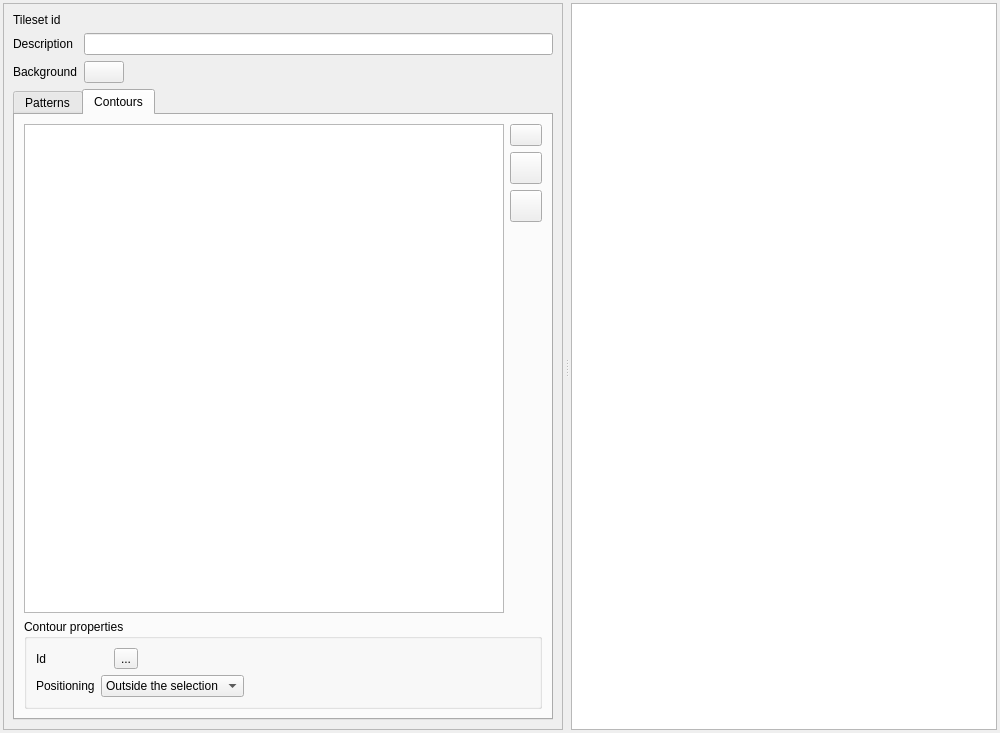
Before: the Qt Designer form src/widgets/tileset_editor.ui in Kangie/solarus, drawn with Qt 5.
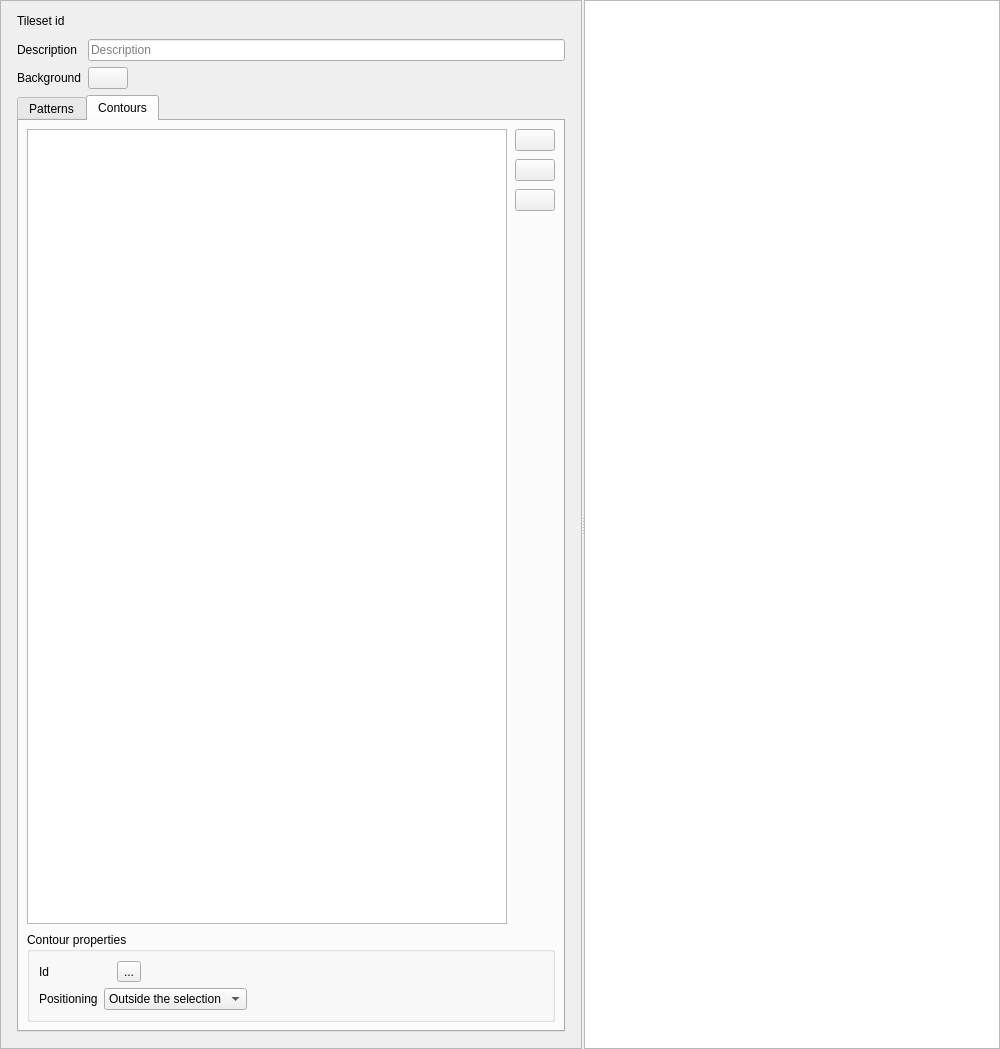
After: the same form once the commit is applied. The open tabs and pages were chosen to show the change. Icons and pictures are not drawn. Custom widgets are drawn as their Qt base class.

Diff of the .ui file:
```diff
--- a/src/widgets/tileset_editor.ui
+++ b/src/widgets/tileset_editor.ui
@@ -7,7 +7,7 @@
     <x>0</x>
     <y>0</y>
     <width>1000</width>
-    <height>733</height>
+    <height>1049</height>
    </rect>
   </property>
   <property name="windowTitle">
@@ -15,24 +15,24 @@
   </property>
   <layout class="QHBoxLayout" name="horizontalLayout">
    <property name="leftMargin">
-    <number>3</number>
+    <number>0</number>
    </property>
    <property name="topMargin">
-    <number>3</number>
+    <number>0</number>
    </property>
    <property name="rightMargin">
-    <number>3</number>
+    <number>0</number>
    </property>
    <property name="bottomMargin">
-    <number>3</number>
+    <number>0</number>
    </property>
    <item>
     <widget class="QSplitter" name="splitter">
      <property name="orientation">
-      <enum>Qt::Horizontal</enum>
+      <enum>Qt::Orientation::Horizontal</enum>
      </property>
      <property name="handleWidth">
-      <number>8</number>
+      <number>2</number>
      </property>
      <property name="childrenCollapsible">
       <bool>false</bool>
@@ -46,8 +46,8 @@
         <rect>
          <x>0</x>
          <y>0</y>
-         <width>596</width>
-         <height>725</height>
+         <width>600</width>
+         <height>1047</height>
         </rect>
        </property>
        <property name="sizePolicy">
@@ -56,30 +56,30 @@
          <verstretch>0</verstretch>
         </sizepolicy>
        </property>
-       <layout class="QVBoxLayout" name="verticalLayout_2">
+       <layout class="QVBoxLayout" name="verticalLayout_2" stretch="0,1">
         <property name="leftMargin">
-         <number>9</number>
+         <number>16</number>
         </property>
         <property name="topMargin">
-         <number>9</number>
+         <number>8</number>
         </property>
         <property name="rightMargin">
-         <number>9</number>
+         <number>16</number>
         </property>
         <property name="bottomMargin">
-         <number>9</number>
+         <number>16</number>
         </property>
         <item>
          <widget class="QWidget" name="tileset_properties_group_box" native="true">
           <property name="sizePolicy">
-           <sizepolicy hsizetype="Expanding" vsizetype="Fixed">
+           <sizepolicy hsizetype="Expanding" vsizetype="Minimum">
             <horstretch>0</horstretch>
             <verstretch>0</verstretch>
            </sizepolicy>
           </property>
           <layout class="QFormLayout" name="formLayout">
            <property name="fieldGrowthPolicy">
-            <enum>QFormLayout::AllNonFixedFieldsGrow</enum>
+            <enum>QFormLayout::FieldGrowthPolicy::AllNonFixedFieldsGrow</enum>
            </property>
            <property name="leftMargin">
             <number>0</number>
@@ -105,6 +105,12 @@
            </item>
            <item row="0" column="1">
             <widget class="QLabel" name="tileset_id_field">
+             <property name="minimumSize">
+              <size>
+               <width>0</width>
+               <height>24</height>
+              </size>
+             </property>
              <property name="toolTip">
               <string>Filename of the tileset (without extension)</string>
              </property>
@@ -112,7 +118,7 @@
               <string/>
              </property>
              <property name="textInteractionFlags">
-              <set>Qt::LinksAccessibleByMouse|Qt::TextSelectableByMouse</set>
+              <set>Qt::TextInteractionFlag::LinksAccessibleByMouse|Qt::TextInteractionFlag::TextSelectableByMouse</set>
              </property>
             </widget>
            </item>
@@ -137,9 +143,12 @@
              <property name="toolTip">
               <string>User-friendly description to show in the editor</string>
              </property>
+             <property name="placeholderText">
+              <string>Description</string>
+             </property>
             </widget>
            </item>
-           <item row="3" column="0">
+           <item row="2" column="0">
             <widget class="QLabel" name="background_label">
              <property name="toolTip">
               <string/>
@@ -149,7 +158,7 @@
              </property>
             </widget>
            </item>
-           <item row="3" column="1">
+           <item row="2" column="1">
             <widget class="SolarusEditor::ColorChooser" name="background_field">
              <property name="sizePolicy">
               <sizepolicy hsizetype="Fixed" vsizetype="Fixed">
@@ -180,14 +189,33 @@
            <attribute name="title">
             <string>Patterns</string>
            </attribute>
-           <layout class="QVBoxLayout" name="verticalLayout">
+          <attribute name="icon">
+            <iconset resource="../../resources/images.qrc">
+             <normaloff>:/images/icon_tile.svg</normaloff>:/images/icon_tile.svg</iconset>
+           </attribute>
+           <layout class="QVBoxLayout" name="verticalLayout" stretch="1,0">
+            <property name="spacing">
+             <number>8</number>
+            </property>
+            <property name="leftMargin">
+             <number>8</number>
+            </property>
+            <property name="topMargin">
+             <number>8</number>
+            </property>
+            <property name="rightMargin">
+             <number>8</number>
+            </property>
+            <property name="bottomMargin">
+             <number>8</number>
+            </property>
             <item>
              <widget class="SolarusEditor::TilePatternsListView" name="patterns_list_view"/>
             </item>
             <item>
              <widget class="QGroupBox" name="pattern_properties_group_box">
               <property name="sizePolicy">
-               <sizepolicy hsizetype="Expanding" vsizetype="Preferred">
+               <sizepolicy hsizetype="Expanding" vsizetype="Minimum">
                 <horstretch>0</horstretch>
                 <verstretch>0</verstretch>
                </sizepolicy>
@@ -197,7 +225,7 @@
               </property>
               <layout class="QFormLayout" name="formLayout_2">
                <property name="fieldGrowthPolicy">
-                <enum>QFormLayout::ExpandingFieldsGrow</enum>
+                <enum>QFormLayout::FieldGrowthPolicy::ExpandingFieldsGrow</enum>
                </property>
                <item row="0" column="0">
                 <widget class="QLabel" name="pattern_id_label">
@@ -246,14 +274,14 @@
                       </property>
                       <property name="icon">
                        <iconset resource="../../resources/images.qrc">
-                        <normaloff>:/images/icon_rename.png</normaloff>:/images/icon_rename.png</iconset>
+                        <normaloff>:/images/icon_rename.svg</normaloff>:/images/icon_rename.svg</iconset>
                       </property>
                      </widget>
                     </item>
                     <item>
                      <spacer name="horizontal_spacer">
                       <property name="orientation">
-                       <enum>Qt::Horizontal</enum>
+                       <enum>Qt::Orientation::Horizontal</enum>
                       </property>
                       <property name="sizeHint" stdset="0">
                        <size>
@@ -304,7 +332,7 @@
                <item row="2" column="1">
                 <widget class="QSpinBox" name="default_layer_field">
                  <property name="buttonSymbols">
-                  <enum>QAbstractSpinBox::UpDownArrows</enum>
+                  <enum>QAbstractSpinBox::ButtonSymbols::UpDownArrows</enum>
                  </property>
                  <property name="minimum">
                   <number>-9999</number>
@@ -424,33 +452,67 @@
            <attribute name="title">
             <string>Contours</string>
            </attribute>
-           <layout class="QVBoxLayout" name="verticalLayout_3">
+           <attribute name="icon">
+            <iconset resource="../../resources/images.qrc">
+             <normaloff>:/images/icon_border_set.svg</normaloff>:/images/icon_border_set.svg</iconset>
+           </attribute>
+           <layout class="QVBoxLayout" name="verticalLayout_3" stretch="1,0">
+            <property name="spacing">
+             <number>8</number>
+            </property>
             <property name="leftMargin">
-             <number>9</number>
+             <number>8</number>
             </property>
             <property name="topMargin">
-             <number>9</number>
+             <number>8</number>
             </property>
             <property name="rightMargin">
-             <number>9</number>
+             <number>8</number>
             </property>
             <property name="bottomMargin">
-             <number>9</number>
+             <number>8</number>
             </property>
             <item>
              <layout class="QHBoxLayout" name="border_sets_layout">
+              <property name="spacing">
+               <number>8</number>
+              </property>
+              <property name="leftMargin">
+               <number>0</number>
+              </property>
+              <property name="topMargin">
+               <number>0</number>
+              </property>
+              <property name="rightMargin">
+               <number>0</number>
+              </property>
+              <property name="bottomMargin">
+               <number>0</number>
+              </property>
               <item>
                <widget class="SolarusEditor::BorderSetTreeView" name="border_sets_tree_view"/>
               </item>
               <item>
                <layout class="QVBoxLayout" name="border_sets_buttons_layout">
+                <property name="leftMargin">
+                 <number>0</number>
+                </property>
+                <property name="topMargin">
+                 <number>0</number>
+                </property>
+                <property name="rightMargin">
+                 <number>0</number>
+                </property>
+                <property name="bottomMargin">
+                 <number>0</number>
+                </property>
                 <item>
                  <widget class="QPushButton" name="create_border_set_button">
-                  <property name="maximumSize">
-                   <size>
-                    <width>32</width>
-                    <height>32</height>
-                   </size>
+                  <property name="sizePolicy">
+                   <sizepolicy hsizetype="Fixed" vsizetype="Fixed">
+                    <horstretch>0</horstretch>
+                    <verstretch>0</verstretch>
+                   </sizepolicy>
                   </property>
                   <property name="toolTip">
                    <string>Create contour</string>
@@ -460,29 +522,17 @@
                   </property>
                   <property name="icon">
                    <iconset resource="../../resources/images.qrc">
-                    <normaloff>:/images/icon_add.png</normaloff>:/images/icon_add.png</iconset>
-                  </property>
-                  <property name="iconSize">
-                   <size>
-                    <width>24</width>
-                    <height>24</height>
-                   </size>
+                    <normaloff>:/images/icon_add.svg</normaloff>:/images/icon_add.svg</iconset>
                   </property>
                  </widget>
                 </item>
                 <item>
                  <widget class="QPushButton" name="rename_border_set_button">
-                  <property name="minimumSize">
-                   <size>
-                    <width>32</width>
-                    <height>32</height>
-                   </size>
-                  </property>
-                  <property name="maximumSize">
-                   <size>
-                    <width>32</width>
-                    <height>32</height>
-                   </size>
+                  <property name="sizePolicy">
+                   <sizepolicy hsizetype="Fixed" vsizetype="Fixed">
+                    <horstretch>0</horstretch>
+                    <verstretch>0</verstretch>
+                   </sizepolicy>
                   </property>
                   <property name="toolTip">
                    <string>Rename (F2)</string>
@@ -492,13 +542,7 @@
                   </property>
                   <property name="icon">
                    <iconset resource="../../resources/images.qrc">
-                    <normaloff>:/images/icon_rename.png</normaloff>:/images/icon_rename.png</iconset>
-                  </property>
-                  <property name="iconSize">
-                   <size>
-                    <width>24</width>
-                    <height>24</height>
-                   </size>
+                    <normaloff>:/images/icon_rename.svg</normaloff>:/images/icon_rename.svg</iconset>
                   </property>
                  </widget>
                 </item>
@@ -510,18 +554,6 @@
                     <verstretch>0</verstretch>
                    </sizepolicy>
                   </property>
-                  <property name="minimumSize">
-                   <size>
-                    <width>32</width>
-                    <height>32</height>
-                   </size>
-                  </property>
-                  <property name="maximumSize">
-                   <size>
-                    <width>32</width>
-                    <height>32</height>
-                   </size>
-                  </property>
                   <property name="toolTip">
                    <string>Delete</string>
                   </property>
@@ -530,25 +562,19 @@
                   </property>
                   <property name="icon">
                    <iconset resource="../../resources/images.qrc">
-                    <normaloff>:/images/icon_cross.png</normaloff>:/images/icon_cross.png</iconset>
-                  </property>
-                  <property name="iconSize">
-                   <size>
-                    <width>24</width>
-                    <height>24</height>
-                   </size>
+                    <normaloff>:/images/icon_delete.svg</normaloff>:/images/icon_delete.svg</iconset>
                   </property>
                  </widget>
                 </item>
                 <item>
                  <spacer name="border_sets_buttons_spacer">
                   <property name="orientation">
-                   <enum>Qt::Vertical</enum>
+                   <enum>Qt::Orientation::Vertical</enum>
                   </property>
                   <property name="sizeHint" stdset="0">
                    <size>
-                    <width>20</width>
-                    <height>40</height>
+                    <width>0</width>
+                    <height>0</height>
                    </size>
                   </property>
                  </spacer>
@@ -559,6 +585,12 @@
             </item>
             <item>
              <widget class="QGroupBox" name="border_set_properties_group_box">
+              <property name="sizePolicy">
+               <sizepolicy hsizetype="Preferred" vsizetype="Minimum">
+                <horstretch>0</horstretch>
+                <verstretch>0</verstretch>
+               </sizepolicy>
+              </property>
               <property name="title">
                <string>Contour properties</string>
               </property>
@@ -572,6 +604,18 @@
                </item>
                <item row="0" column="1">
                 <layout class="QHBoxLayout" name="border_set_id_layout">
+                 <property name="leftMargin">
+                  <number>0</number>
+                 </property>
+                 <property name="topMargin">
+                  <number>0</number>
+                 </property>
+                 <property name="rightMargin">
+                  <number>0</number>
+                 </property>
+                 <property name="bottomMargin">
+                  <number>0</number>
+                 </property>
                  <item>
                   <widget class="QLabel" name="border_set_id_value">
                    <property name="text">
@@ -589,7 +633,7 @@
                    </property>
                    <property name="icon">
                     <iconset resource="../../resources/images.qrc">
-                     <normaloff>:/images/icon_rename.png</normaloff>:/images/icon_rename.png</iconset>
+                     <normaloff>:/images/icon_rename.svg</normaloff>:/images/icon_rename.svg</iconset>
                    </property>
                    <property name="shortcut">
                     <string>F2</string>
@@ -599,12 +643,12 @@
                  <item>
                   <spacer name="horizontal_spacer_3">
                    <property name="orientation">
-                    <enum>Qt::Horizontal</enum>
+                    <enum>Qt::Orientation::Horizontal</enum>
                    </property>
                    <property name="sizeHint" stdset="0">
                     <size>
-                     <width>40</width>
-                     <height>20</height>
+                     <width>0</width>
+                     <height>0</height>
                     </size>
                    </property>
                   </spacer>
@@ -620,6 +664,18 @@
                </item>
                <item row="1" column="1">
                 <layout class="QHBoxLayout" name="border_set_inner_layout">
+                 <property name="leftMargin">
+                  <number>0</number>
+                 </property>
+                 <property name="topMargin">
+                  <number>0</number>
+                 </property>
+                 <property name="rightMargin">
+                  <number>0</number>
+                 </property>
+                 <property name="bottomMargin">
+                  <number>0</number>
+                 </property>
                  <item>
                   <widget class="QComboBox" name="border_set_inner_field">
                    <item>
@@ -628,7 +684,7 @@
                     </property>
                     <property name="icon">
                      <iconset resource="../../resources/images.qrc">
-                      <normaloff>:/images/icon_outside.png</normaloff>:/images/icon_outside.png</iconset>
+                      <normaloff>:/images/icon_outside.svg</normaloff>:/images/icon_outside.svg</iconset>
                     </property>
                    </item>
                    <item>
@@ -637,7 +693,7 @@
                     </property>
                     <property name="icon">
                      <iconset resource="../../resources/images.qrc">
-                      <normaloff>:/images/icon_inside.png</normaloff>:/images/icon_inside.png</iconset>
+                      <normaloff>:/images/icon_inside.svg</normaloff>:/images/icon_inside.svg</iconset>
                     </property>
                    </item>
                   </widget>
@@ -645,12 +701,12 @@
                  <item>
                   <spacer name="horizontal_spacer_2">
                    <property name="orientation">
-                    <enum>Qt::Horizontal</enum>
+                    <enum>Qt::Orientation::Horizontal</enum>
                    </property>
                    <property name="sizeHint" stdset="0">
                     <size>
-                     <width>40</width>
-                     <height>20</height>
+                     <width>0</width>
+                     <height>0</height>
                     </size>
                    </property>
                   </spacer>
@@ -673,16 +729,16 @@
   </layout>
  </widget>
  <customwidgets>
-  <customwidget>
-   <class>SolarusEditor::ColorChooser</class>
-   <extends>QPushButton</extends>
-   <header>widgets/color_chooser.h</header>
-  </customwidget>
   <customwidget>
    <class>SolarusEditor::TilesetView</class>
    <extends>QGraphicsView</extends>
    <header>widgets/tileset_view.h</header>
   </customwidget>
+  <customwidget>
+   <class>SolarusEditor::ColorChooser</class>
+   <extends>QPushButton</extends>
+   <header>widgets/color_chooser.h</header>
+  </customwidget>
   <customwidget>
    <class>SolarusEditor::EnumSelector&lt;SolarusEditor::Ground&gt;</class>
    <extends>QComboBox</extends>
```
